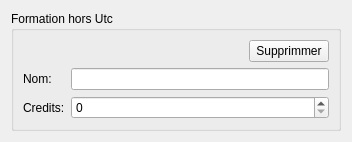
Qt form src/view/qformation.ui (V1rgul/UT-profiler) before a commit.
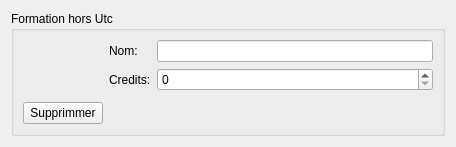
The same form after that commit.

Patch:
```diff
--- a/src/view/qformation.ui
+++ b/src/view/qformation.ui
@@ -6,8 +6,8 @@
    <rect>
     <x>0</x>
     <y>0</y>
-    <width>352</width>
-    <height>130</height>
+    <width>456</width>
+    <height>147</height>
    </rect>
   </property>
   <property name="windowTitle">
@@ -23,14 +23,16 @@
       <item>
        <layout class="QHBoxLayout" name="horizontalLayout_3">
         <item>
-         <spacer name="horizontalSpacer">
+         <layout class="QVBoxLayout" name="verticalLayout_2">
+          <item>
+           <spacer name="verticalSpacer">
           <property name="orientation">
-           <enum>Qt::Horizontal</enum>
+             <enum>Qt::Vertical</enum>
           </property>
           <property name="sizeHint" stdset="0">
            <size>
-            <width>40</width>
-            <height>20</height>
+              <width>20</width>
+              <height>40</height>
            </size>
           </property>
          </spacer>
@@ -69,6 +71,8 @@
         </item>
         <item row="0" column="1">
          <widget class="QLineEdit" name="editName"/>
+          </item>
+         </layout>
         </item>
        </layout>
       </item>
```
Left out of the diff: 2 changed lines with no effect on the pictures. Lines whose indentation alone changed are shown as unchanged.
